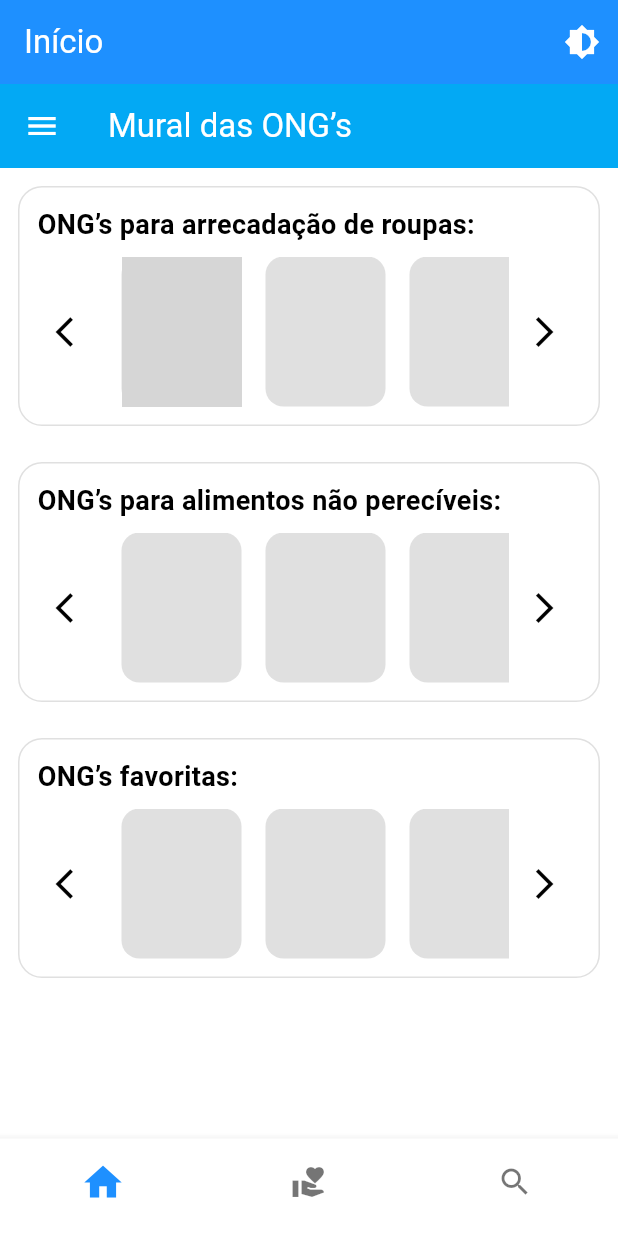
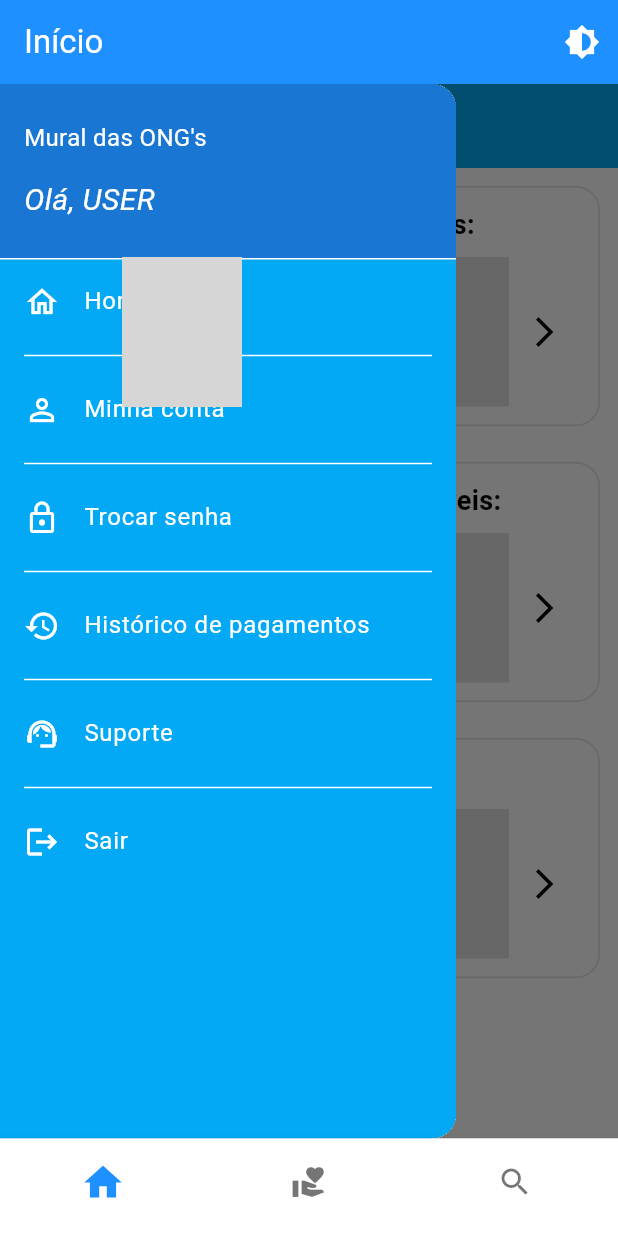
Before and after one commit to Amparo-Coletivo/fatec-dsm-pi-5sem, a Flutter app: the screen it shows after launch, with the side drawer open (before the commit the screen has no drawer), on a phone screen of 412 x 824 dp. Run offline on Flutter 3.47's test engine with Material 3 defaults, Android fonts, the phone set to English and light mode, and no system bars; drawn by our look-alikes of skeletonizer; grey boxes are pictures that could not be loaded.

Commit message:
Menu Opções
Implementação do menu "hamburguer" par as opções

```diff
--- a/Code/amparo_coletivo/lib/pages/home_page.dart
+++ b/Code/amparo_coletivo/lib/pages/home_page.dart
@@ -1,5 +1,6 @@
 import 'package:flutter/material.dart';
 import 'package:skeletonizer/skeletonizer.dart';
+import 'package:amparo_coletivo/widgets/custom_drawer.dart';
 
 class HomePage extends StatefulWidget {
   const HomePage({super.key});
@@ -18,10 +19,18 @@ class _HomePageState extends State<HomePage> {
   }
 
   Future<void> _loadData() async {
-    await Future.delayed(const Duration(seconds: 3)); // Simula carregamento
+    await Future.delayed(const Duration(seconds: 3));
     setState(() {
       _loading = false;
     });
+  }
+
+  void _handleLogout() {
+    // Lógica de logout aqui
+    Navigator.of(context).pop(); // Fecha o drawer
+    ScaffoldMessenger.of(context).showSnackBar(
+      const SnackBar(content: Text('Logout efetuado')),
+    );
   }
 
   @override
@@ -30,22 +39,23 @@ class _HomePageState extends State<HomePage> {
       appBar: AppBar(
         title: const Text('Mural das ONG’s'),
         backgroundColor: Colors.lightBlue,
-        leading: IconButton(
+        leading: Builder(
+          builder: (context) => IconButton(
             icon: const Icon(Icons.menu),
             onPressed: () {
-            // Pode abrir um drawer no futuro
+              Scaffold.of(context).openDrawer();
             },
           ),
         ),
+      ),
+      drawer: CustomDrawer(onLogout: _handleLogout),
       body: Skeletonizer(
         enabled: _loading,
         enableSwitchAnimation: true,
         child: ListView(
           children: [
             ongCarousel("ONG’s para arrecadação de roupas:", [
-              ongItem(
-                imagePath: 'assets/images/ong1.png',
-              ), // você pode colocar a imagem real aqui
+              ongItem(imagePath: 'assets/images/ong1.png'),
               ongItem(),
               ongItem(),
             ]),
@@ -54,8 +64,12 @@ class _HomePageState extends State<HomePage> {
               ongItem(),
               ongItem(),
             ]),
-            ongCarousel("ONG’s favoritas:", [ongItem(), ongItem(), ongItem()]),
-            const SizedBox(height: 80), // Espaço para o bottom bar
+            ongCarousel("ONG’s favoritas:", [
+              ongItem(),
+              ongItem(),
+              ongItem(),
+            ]),
+            const SizedBox(height: 80),
           ],
         ),
       ),
@@ -70,8 +84,7 @@ class _HomePageState extends State<HomePage> {
       decoration: BoxDecoration(
         color: Colors.grey.shade300,
         borderRadius: BorderRadius.circular(12),
-        image:
-            imagePath != null
+        image: imagePath != null
             ? DecorationImage(
                 image: AssetImage(imagePath),
                 fit: BoxFit.cover,
@@ -104,9 +117,7 @@ class _HomePageState extends State<HomePage> {
                 children: [
                   IconButton(
                     icon: const Icon(Icons.arrow_back_ios),
-                    onPressed: () {
-                      // ação para voltar (em breve)
-                    },
+                    onPressed: () {},
                   ),
                   Expanded(
                     child: ListView(
@@ -116,9 +127,7 @@ class _HomePageState extends State<HomePage> {
                   ),
                   IconButton(
                     icon: const Icon(Icons.arrow_forward_ios),
-                    onPressed: () {
-                      // ação para avançar (em breve)
-                    },
+                    onPressed: () {},
                   ),
                 ],
               ),
--- /dev/null
+++ b/Code/amparo_coletivo/lib/widgets/custom_drawer.dart
@@ -0,0 +1,76 @@
+import 'package:flutter/material.dart';
+
+class CustomDrawer extends StatelessWidget {
+  final VoidCallback onLogout;
+
+  const CustomDrawer({Key? key, required this.onLogout}) : super(key: key);
+
+  @override
+  Widget build(BuildContext context) {
+    return Drawer(
+      child: Container(
+        color: Colors.lightBlue,
+        child: Column(
+          crossAxisAlignment: CrossAxisAlignment.start,
+          children: [
+            Container(
+              color: Colors.blue[700],
+              width: double.infinity,
+              padding: const EdgeInsets.symmetric(horizontal: 16, vertical: 24),
+              child: const Column(
+                crossAxisAlignment: CrossAxisAlignment.start,
+                children: [
+                  Text(
+                    "Mural das ONG's",
+                    style: TextStyle(
+                      color: Colors.white,
+                      fontSize: 16,
+                    ),
+                  ),
+                  SizedBox(height: 16),
+                  Text(
+                    'Olá, USER',
+                    style: TextStyle(
+                      color: Colors.white,
+                      fontSize: 20,
+                      fontStyle: FontStyle.italic,
+                    ),
+                  ),
+                ],
+              ),
+            ),
+            const Divider(color: Colors.white, height: 1),
+            buildDrawerItem(Icons.home_outlined, 'Home', () {}, showDivider: true),
+            buildDrawerItem(Icons.person_outline, 'Minha conta', () {}, showDivider: true),
+            buildDrawerItem(Icons.lock_outline, 'Trocar senha', () {}, showDivider: true),
+            buildDrawerItem(Icons.history, 'Histórico de pagamentos', () {}, showDivider: true),
+            buildDrawerItem(Icons.support_agent_outlined, 'Suporte', () {}, showDivider: true),
+            buildDrawerItem(Icons.logout, 'Sair', onLogout, showDivider: false),
+          ],
+        ),
+      ),
+    );
+  }
+
+  Widget buildDrawerItem(
+    IconData icon,
+    String title,
+    VoidCallback onTap, {
+    bool showDivider = false,
+  }) {
+    return Column(
+      children: [
+        ListTile(
+          leading: Icon(icon, color: Colors.white),
+          title: Text(title, style: const TextStyle(color: Colors.white)),
+          onTap: onTap,
+        ),
+        if (showDivider)
+          const Padding(
+            padding: EdgeInsets.symmetric(horizontal: 16.0),
+            child: Divider(color: Colors.white),
+          ),
+      ],
+    );
+  }
+}
```
Lines whose indentation alone changed are shown as unchanged.
